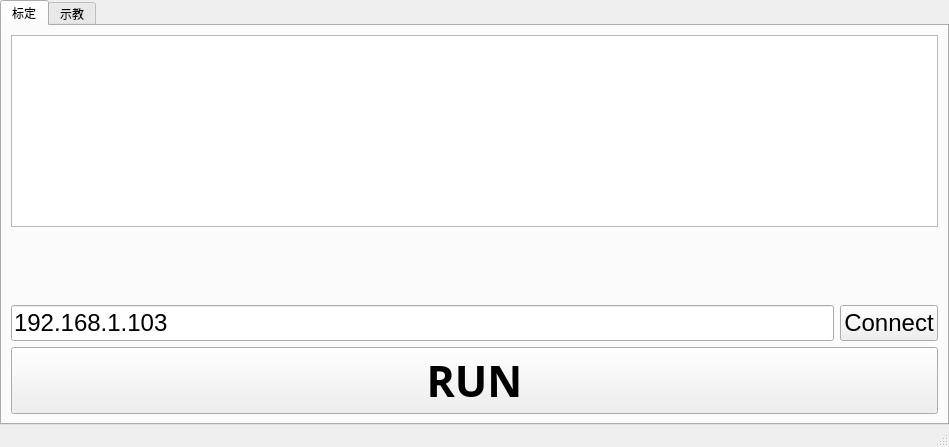
Old version of the form CowaCalib/ui/main.ui in the repository joeaaron/LearningPython.
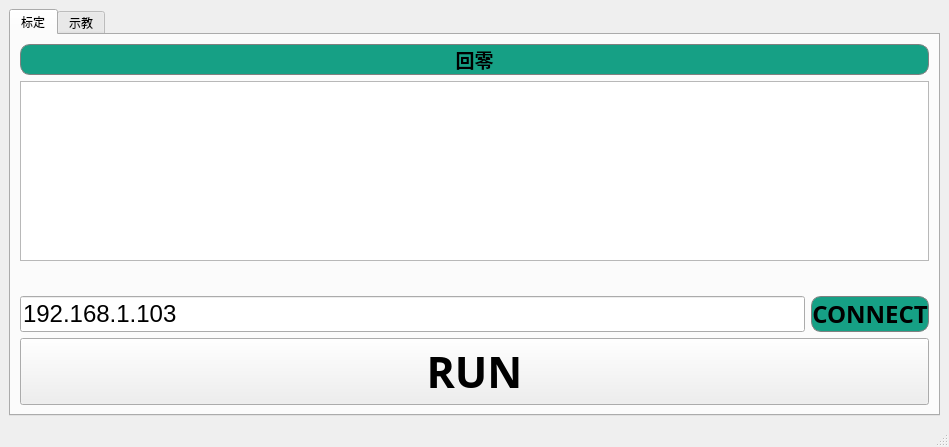
New version of the form. Custom widgets are drawn as their Qt base class.

```diff
--- a/CowaCalib/ui/main.ui
+++ b/CowaCalib/ui/main.ui
@@ -18,22 +18,7 @@
     <enum>Qt::LeftToRight</enum>
    </property>
    <layout class="QGridLayout" name="gridLayout_2">
-    <property name="leftMargin">
-     <number>0</number>
-    </property>
-    <property name="topMargin">
-     <number>0</number>
-    </property>
-    <property name="rightMargin">
-     <number>0</number>
-    </property>
-    <property name="bottomMargin">
-     <number>0</number>
-    </property>
-    <property name="spacing">
-     <number>0</number>
-    </property>
-    <item row="0" column="0" rowspan="2" colspan="2">
+    <item row="0" column="0">
      <widget class="QTabWidget" name="tabWidget">
       <property name="currentIndex">
        <number>0</number>
@@ -43,6 +28,27 @@
         <string>标定</string>
        </attribute>
        <layout class="QVBoxLayout" name="verticalLayout_4">
+        <item>
+         <widget class="QPushButton" name="pushButton_2">
+          <property name="font">
+           <font>
+            <family>Adobe Myungjo Std M</family>
+            <pointsize>14</pointsize>
+            <weight>75</weight>
+            <bold>true</bold>
+           </font>
+          </property>
+          <property name="styleSheet">
+           <string notr="true">background-color:#16A085;
+border:1px solid gray;
+border-radius: 10px;
+</string>
+          </property>
+          <property name="text">
+           <string>回零</string>
+          </property>
+         </widget>
+        </item>
         <item>
          <layout class="QVBoxLayout" name="verticalLayout">
           <item>
@@ -86,33 +92,48 @@
              <widget class="QPushButton" name="pushButton">
               <property name="font">
                <font>
+                <family>Adobe Myungjo Std M</family>
                 <pointsize>18</pointsize>
+                <weight>75</weight>
+                <bold>true</bold>
                </font>
               </property>
+              <property name="styleSheet">
+               <string notr="true">background-color:#16A085;
+border:1px solid gray;
+border-radius: 10px;
+</string>
+              </property>
               <property name="text">
-               <string>Connect</string>
+               <string>CONNECT</string>
               </property>
              </widget>
             </item>
            </layout>
           </item>
-          <item>
-           <widget class="QPushButton" name="pushButton_8">
-            <property name="font">
-             <font>
-              <family>3ds</family>
-              <pointsize>32</pointsize>
-              <weight>75</weight>
-              <bold>true</bold>
-             </font>
-            </property>
-            <property name="text">
-             <string>RUN</string>
-            </property>
-           </widget>
-          </item>
          </layout>
         </item>
+        <item>
+         <widget class="QPushButton" name="pushButton_8">
+          <property name="font">
+           <font>
+            <family>3ds</family>
+            <pointsize>32</pointsize>
+            <weight>75</weight>
+            <bold>true</bold>
+           </font>
+          </property>
+          <property name="styleSheet">
+           <string notr="true">background-color:#3e00ba;
+border:1px solid gray;
+border-radius: 10px;
+hover{background-color:#333333;};</string>
+          </property>
+          <property name="text">
+           <string>RUN</string>
+          </property>
+         </widget>
+        </item>
        </layout>
       </widget>
       <widget class="QWidget" name="tab_2">
```
Left out of the diff: 89 changed lines with no effect on the pictures.
